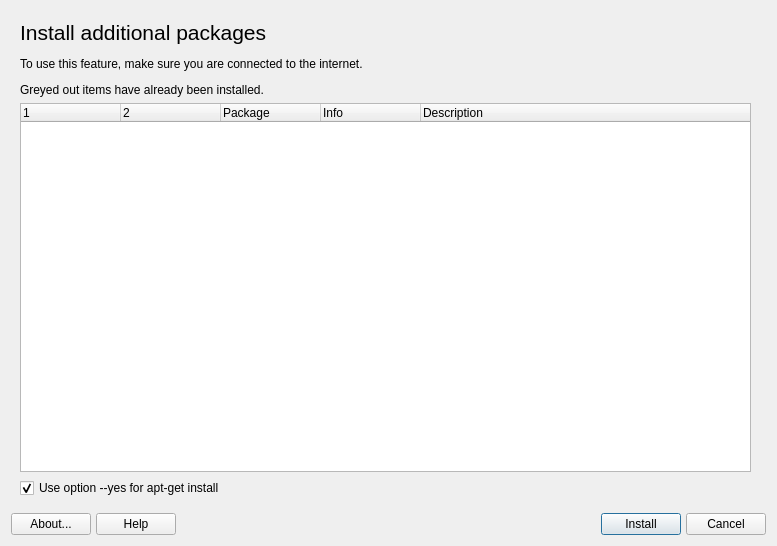
Qt form mxpackageinstaller.ui (CachyOS/packageinstaller) before a commit.
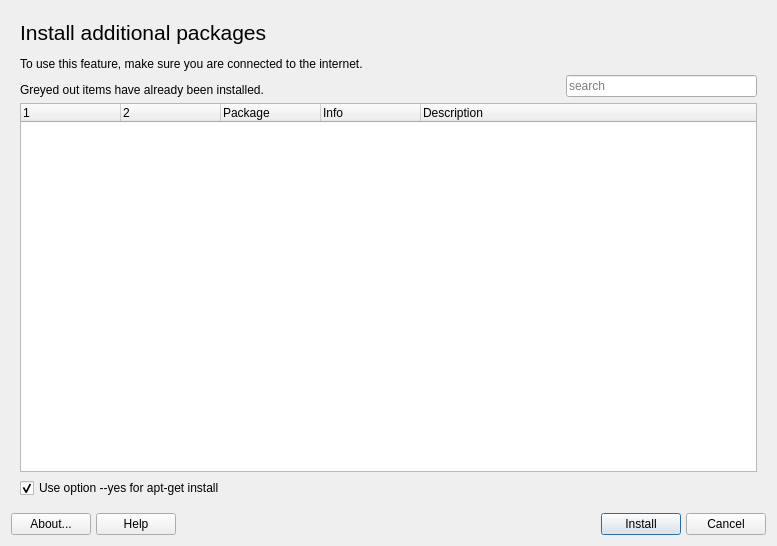
The same form after that commit. The open tabs and pages were chosen to show the change. Icons and pictures are not drawn.

```diff
--- a/mxpackageinstaller.ui
+++ b/mxpackageinstaller.ui
@@ -177,7 +177,34 @@
      </property>
      <widget class="QWidget" name="selectionPage">
       <layout class="QGridLayout" name="gridLayout_2">
-       <item row="1" column="0">
+       <item row="1" column="3">
+        <widget class="QLineEdit" name="searchBox">
+         <property name="placeholderText">
+          <string>search</string>
+         </property>
+         <property name="clearButtonEnabled">
+          <bool>true</bool>
+         </property>
+        </widget>
+       </item>
+       <item row="0" column="0" rowspan="2" colspan="2">
+        <widget class="QLabel" name="label">
+         <property name="text">
+          <string>&lt;html&gt;&lt;head/&gt;&lt;body&gt;&lt;p&gt;&lt;span style=&quot; font-size:16pt;&quot;&gt;Install additional packages&lt;/span&gt;&lt;/p&gt;&lt;p&gt;To use this feature, make sure you are connected to the internet.&lt;/p&gt;&lt;p&gt;Greyed out items have already been installed.&lt;/p&gt;&lt;/body&gt;&lt;/html&gt;</string>
+         </property>
+        </widget>
+       </item>
+       <item row="3" column="0">
+        <widget class="QCheckBox" name="yesCheckBox">
+         <property name="text">
+          <string>Use option --yes for apt-get install</string>
+         </property>
+         <property name="checked">
+          <bool>true</bool>
+         </property>
+        </widget>
+       </item>
+       <item row="2" column="0" colspan="4">
         <widget class="QTreeWidget" name="treeWidget">
          <property name="frameShadow">
           <enum>QFrame::Raised</enum>
@@ -230,22 +257,18 @@
          </column>
         </widget>
        </item>
-       <item row="0" column="0" colspan="2">
-        <widget class="QLabel" name="label">
-         <property name="text">
-          <string>&lt;html&gt;&lt;head/&gt;&lt;body&gt;&lt;p&gt;&lt;span style=&quot; font-size:16pt;&quot;&gt;Install additional packages&lt;/span&gt;&lt;/p&gt;&lt;p&gt;To use this feature, make sure you are connected to the internet.&lt;/p&gt;&lt;p&gt;Greyed out items have already been installed.&lt;/p&gt;&lt;/body&gt;&lt;/html&gt;</string>
+       <item row="1" column="2">
+        <spacer name="horizontalSpacer">
+         <property name="orientation">
+          <enum>Qt::Horizontal</enum>
          </property>
-        </widget>
-       </item>
-       <item row="2" column="0">
-        <widget class="QCheckBox" name="yesCheckBox">
-         <property name="text">
-          <string>Use option --yes for apt-get install</string>
+         <property name="sizeHint" stdset="0">
+          <size>
+           <width>40</width>
+           <height>20</height>
+          </size>
          </property>
-         <property name="checked">
-          <bool>true</bool>
-         </property>
-        </widget>
+        </spacer>
        </item>
       </layout>
      </widget>
```
Left out of the diff: 2 changed lines with no effect on the pictures.
